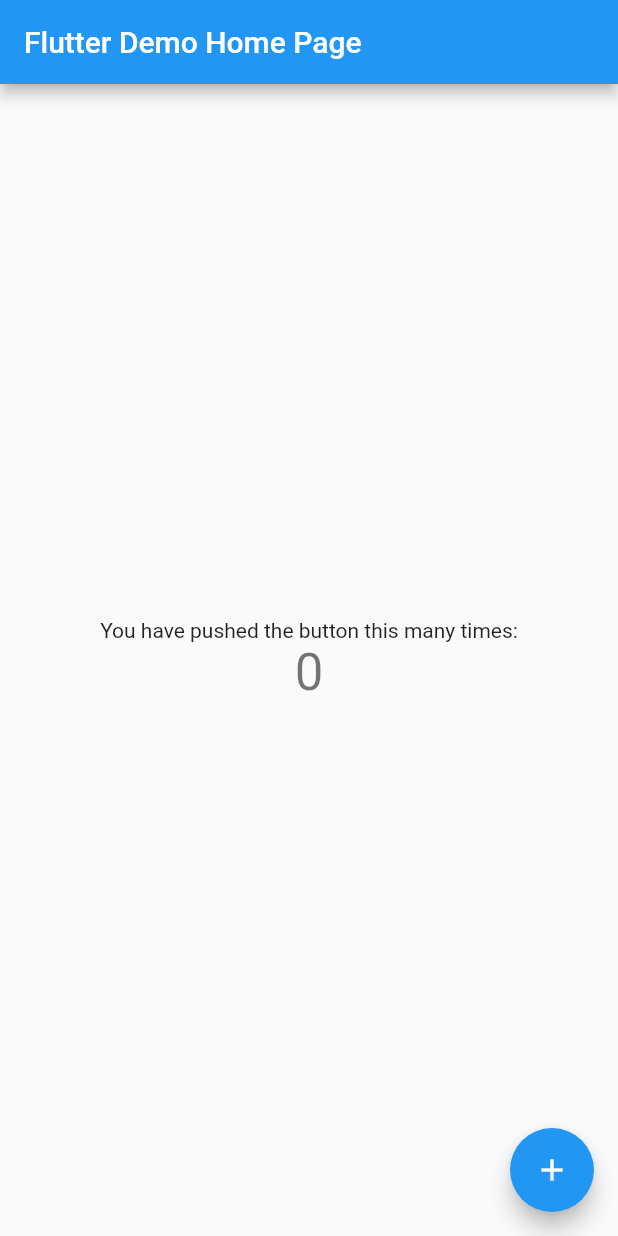
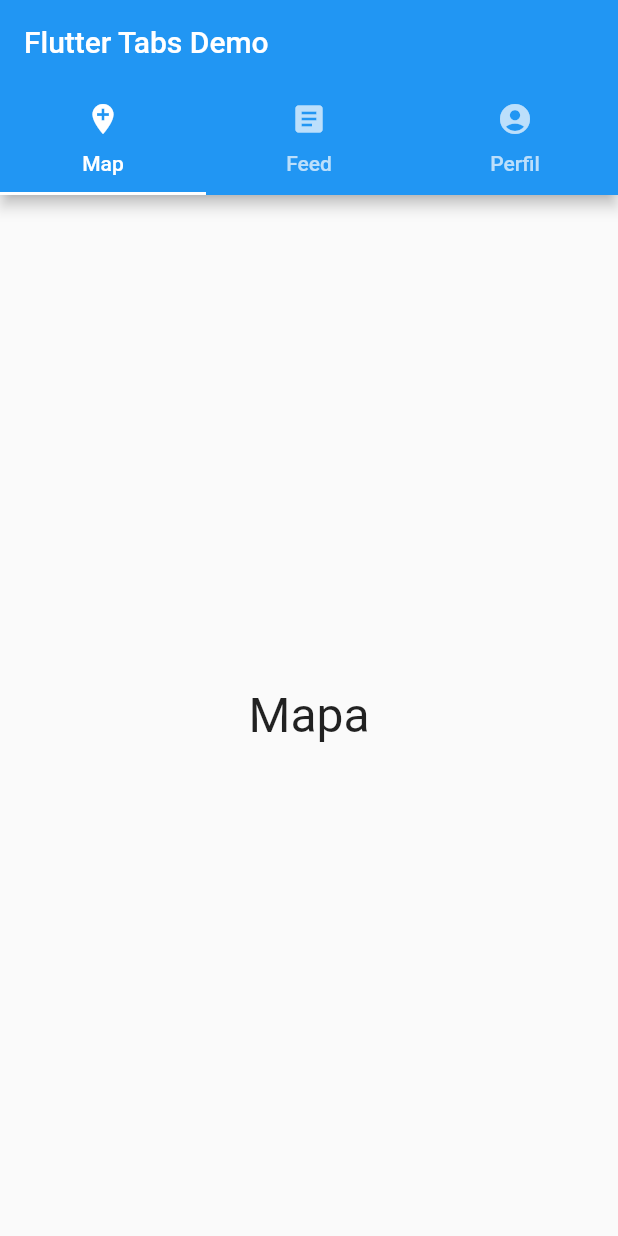
Before and after one commit to JoaoTS20/ICM-Flutter_Project, a Flutter app: the screen it shows after launch, on a phone screen of 412 x 824 dp. Run offline on Flutter 3.47's test engine with Material 2 defaults, Android fonts, the phone set to English and light mode, and no system bars.

Commit message:
Flutter Tabbar added

```diff
--- a/passadicos_spot/lib/main.dart
+++ b/passadicos_spot/lib/main.dart
@@ -1,4 +1,8 @@
 import 'package:flutter/material.dart';
+import './mapa_screen.dart';
+import './feed_screen.dart';
+import './profile_screen.dart';
+
 
 void main() {
   runApp(MyApp());
@@ -9,6 +13,28 @@ class MyApp extends StatelessWidget {
   @override
   Widget build(BuildContext context) {
     return MaterialApp(
+      home: DefaultTabController(
+        length: 3,
+        child: Scaffold(
+          appBar: AppBar(
+            title: Text('Flutter Tabs Demo'),
+            bottom: TabBar(
+              tabs: [
+                Tab(icon: Icon(Icons.add_location), text: "Map"),
+                Tab(icon: Icon(Icons.article), text: "Feed"),
+                Tab(icon: Icon(Icons.account_circle), text: "Perfil")
+              ],
+            ),
+          ),
+          body: TabBarView(
+            children: [
+              MapaScreen(),
+              FeedScreen(),
+              ProfileScreen()
+            ],
+          ),
+        ),
+      ),
       title: 'Flutter Demo',
       theme: ThemeData(
         // This is the theme of your application.
@@ -26,7 +52,6 @@ class MyApp extends StatelessWidget {
         // closer together (more dense) than on mobile platforms.
         visualDensity: VisualDensity.adaptivePlatformDensity,
       ),
-      home: MyHomePage(title: 'Flutter Demo Home Page'),
     );
   }
 }
--- /dev/null
+++ b/passadicos_spot/lib/mapa_screen.dart
@@ -0,0 +1,14 @@
+import 'package:flutter/material.dart';
+
+class MapaScreen extends StatelessWidget {
+  @override
+  Widget build(BuildContext context) {
+    return Container(
+      child: Center(
+          child: Text('Mapa',
+            style: TextStyle(fontSize: 32.0),
+          )
+      ),
+    );
+  }
+}
```
Also changed, not shown: passadicos_spot/lib/feed_screen.dart (added, +14 -0 lines), passadicos_spot/lib/profile_screen.dart (added, +14 -0 lines).
